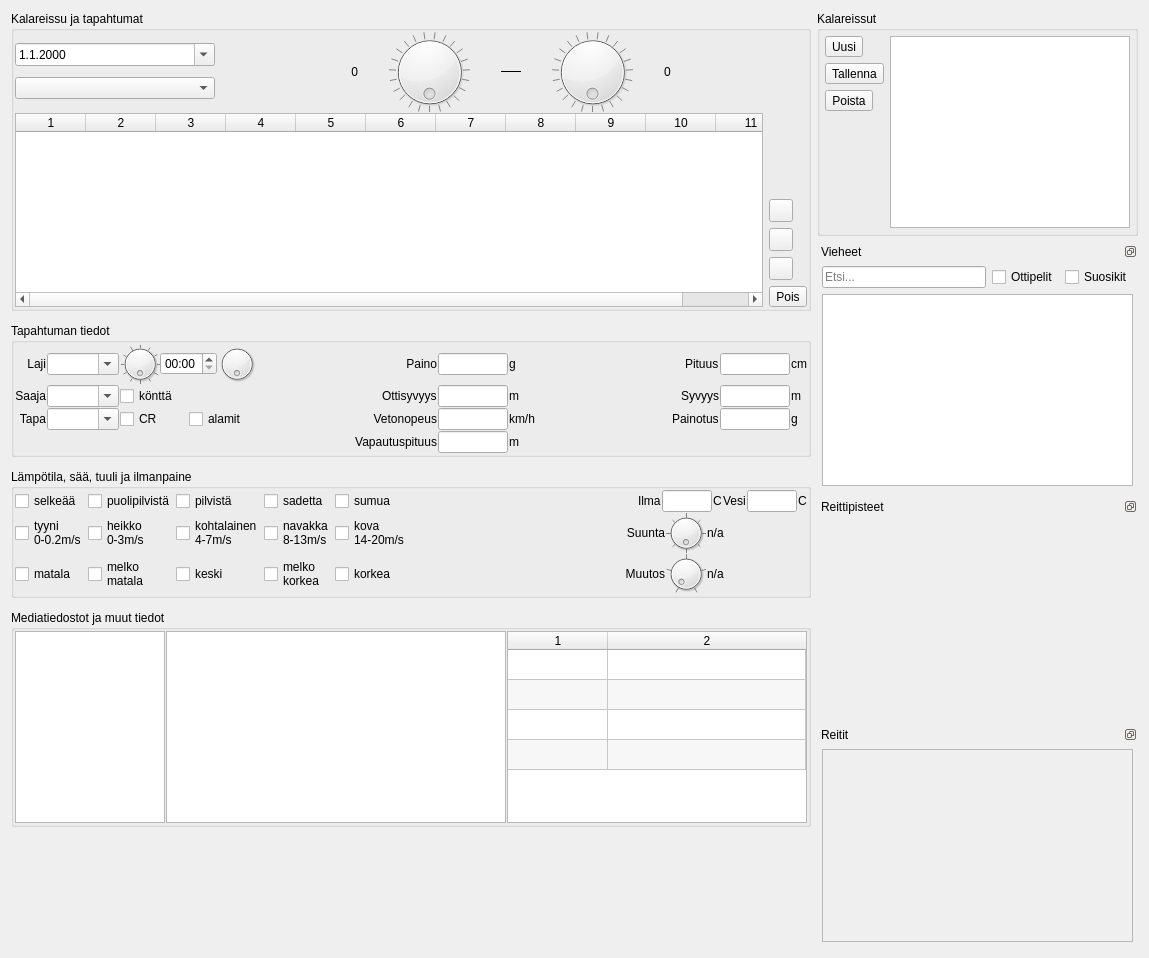
Above: tripform.ui from samuliwritescode/uistelupaivakirja-desktop before the change. Below: the same form after it.
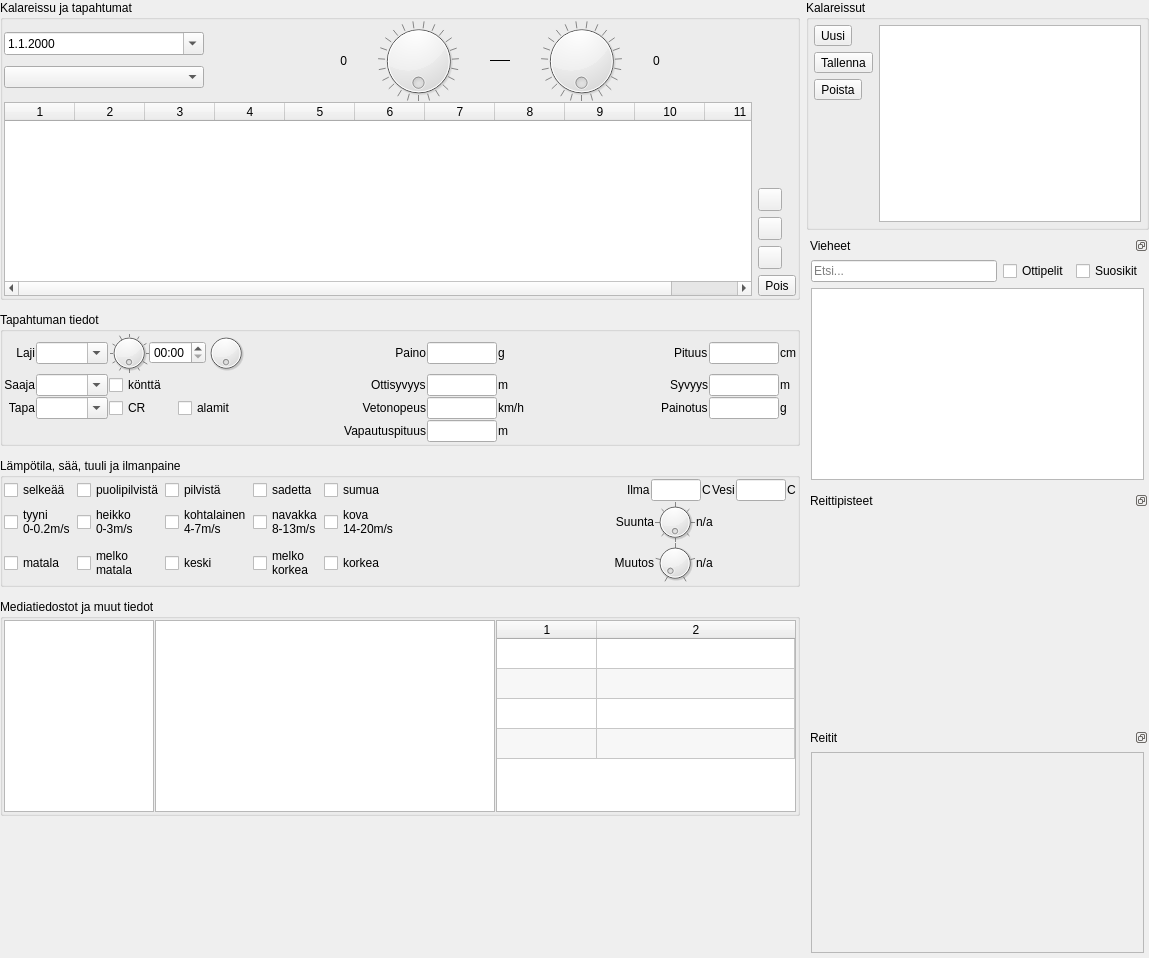
That is the form after the change. Icons and pictures are not drawn.

Commit message: -Tallennanappi aktiivisena vasta kun tallennettavaa

```diff
--- a/tripform.ui
+++ b/tripform.ui
@@ -14,6 +14,9 @@
    <string>Form</string>
   </property>
   <layout class="QHBoxLayout" name="horizontalLayout">
+   <property name="margin">
+    <number>0</number>
+   </property>
    <item>
     <layout class="QVBoxLayout" name="verticalLayout_4">
      <property name="spacing">
@@ -1518,8 +1521,8 @@
              <rect>
               <x>0</x>
               <y>0</y>
-              <width>299</width>
-              <height>167</height>
+              <width>323</width>
+              <height>177</height>
              </rect>
             </property>
            </widget>
```
The commit also changes 2 other files.
